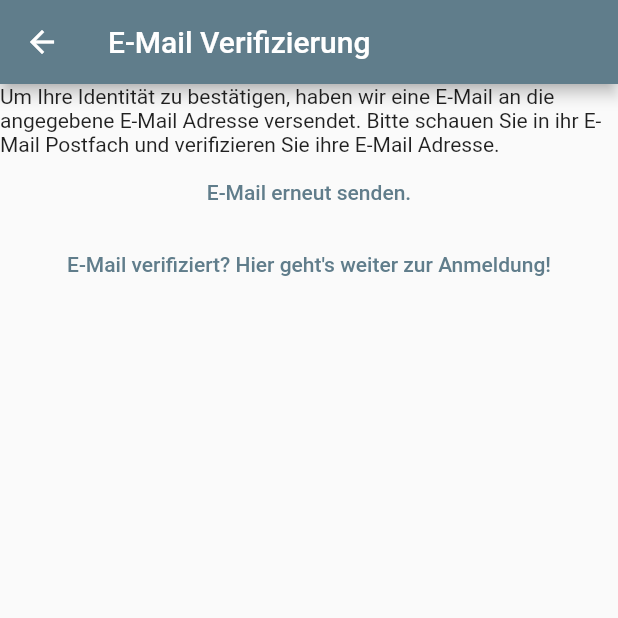
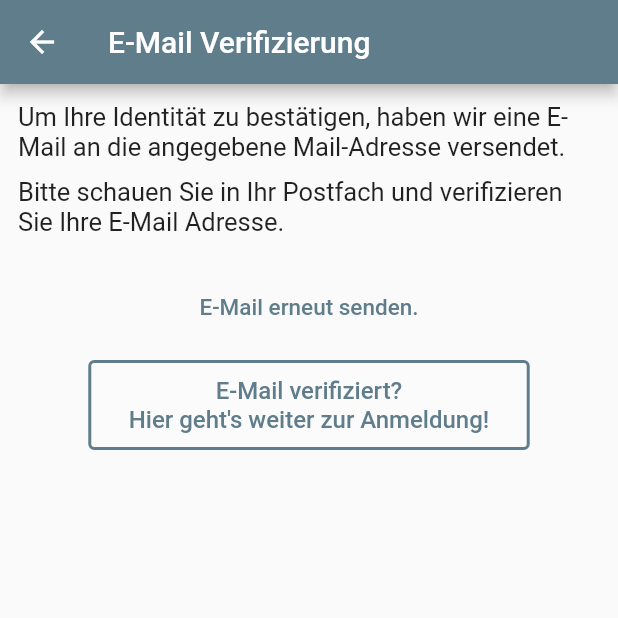
Before and after one commit to mayaArh/Hausmeisterapp, a Flutter app: the VerifyEmailView screen opened by its route, on a phone screen of 412 x 824 dp, the top half of it. Run offline on Flutter 3.47's test engine with Material 2 defaults, Android fonts, the light colour scheme and no system bars; our stand-ins replace cloud_firestore, firebase_auth, firebase_core, firebase_storage, flutter_image_compress, google_fonts and 2 more; accounts and stored records are empty; network calls fail.

Commit message:
lets first leave it like that

```diff
--- a/lib/constants/layout_sizes.dart
+++ b/lib/constants/layout_sizes.dart
@@ -1,2 +1,2 @@
+const imageWidth = 405.0;
 const imageHeight = 270.0;
-const imageWidth = 405.0;
--- a/lib/main.dart
+++ b/lib/main.dart
@@ -36,7 +36,7 @@ class MyApp extends StatelessWidget {
           title: 'Hausmeisterapp',
           theme: ThemeData(
             primarySwatch: Colors.blueGrey,
-            fontFamily: GoogleFonts.roboto().fontFamily,
+            fontFamily: GoogleFonts.radioCanada().fontFamily,
           ),
           home: const HomePage(),
           routes: {
--- a/lib/services/auth/firebase_auth_provider.dart
+++ b/lib/services/auth/firebase_auth_provider.dart
@@ -63,8 +63,10 @@ class FirebaseAuthProvider extends AuthProvider {
     final user = FirebaseAuth.instance.currentUser;
     Staff? staff;
     if (user != null) {
+      print('here here1');
       final userDoc =
           (await FirestoreDataService().getFirestoreUserDoc(user.email!))!;
+      print('here here2');
       Staff? staffUser;
       await userDoc.get().then((snapshot) {
         if (userDoc.parent.id == 'PropertyManagement') {
--- a/lib/services/firestore_crud/firestore_data_service.dart
+++ b/lib/services/firestore_crud/firestore_data_service.dart
@@ -198,6 +198,7 @@ class FirestoreDataService {
 
   /// changed the image of the given ticket to the new image
   Future<Ticket> changeTicketImage(Ticket ticket, String? newImageUrl) async {
+    print('ehre');
     ticket.imageUrl = newImageUrl;
     await ticket.firestoreRef.update({'Bild': newImageUrl});
     return ticket;
--- a/lib/utilities/show_dialog.dart
+++ b/lib/utilities/show_dialog.dart
@@ -29,7 +29,7 @@ class DialogDisplay {
         builder: (context) {
           return AlertDialog(
             title: const Text('Abmelden.'),
-            content: const Text('Sind sie sicher?'),
+            content: const Text('Sind Sie sicher?'),
             actions: [
               TextButton(
                   onPressed: () {
--- a/lib/views/authentication_views.dart/login_view.dart
+++ b/lib/views/authentication_views.dart/login_view.dart
@@ -36,7 +36,7 @@ class _LoginViewState extends State<LoginView> {
   Widget build(BuildContext context) {
     return Scaffold(
         appBar: AppBar(
-          title: const Text('Anmelden'),
+          title: const Text('Gebäudeservice Giebert'),
         ),
         body: SingleChildScrollView(
           child: Column(
@@ -118,7 +118,7 @@ class _LoginViewState extends State<LoginView> {
                     child: Text(
                       'Anmelden',
                       style: TextStyle(
-                          fontSize: 16, color: Colors.blueGrey.shade700),
+                          fontSize: 16, color: Colors.blueGrey.shade600),
                     )),
               ),
               SizedBox(
--- a/lib/views/authentication_views.dart/verify_email_view.dart
+++ b/lib/views/authentication_views.dart/verify_email_view.dart
@@ -22,21 +22,46 @@ class _VerifyEmailViewState extends State<VerifyEmailView> {
       ),
       body: Column(
         children: [
-          const Text(
-              "Um Ihre Identität zu bestätigen, haben wir eine E-Mail an die angegebene E-Mail Adresse versendet. Bitte schauen Sie in ihr E-Mail Postfach und verifizieren Sie ihre E-Mail Adresse."),
+          Container(
+              padding: const EdgeInsets.all(12.0),
+              child: const Column(children: [
+                Text(
+                  "Um Ihre Identität zu bestätigen, haben wir eine E-Mail an die angegebene Mail-Adresse versendet.",
+                  style: TextStyle(fontSize: 17),
+                ),
+                SizedBox(height: 10),
+                Text(
+                  'Bitte schauen Sie in Ihr Postfach und verifizieren Sie Ihre E-Mail Adresse.',
+                  style: TextStyle(fontSize: 17),
+                )
+              ])),
           TextButton(
               onPressed: () async {
                 await FirebaseAuthProvider().sendEmailVerification();
               },
-              child: const Text('E-Mail erneut senden.')),
-          TextButton(
+              child: const Padding(
+                  padding: EdgeInsets.all(18),
+                  child: Text('E-Mail erneut senden.',
+                      style: TextStyle(fontSize: 15)))),
+          OutlinedButton(
+              style: ButtonStyle(
+                  side: MaterialStateProperty.all<BorderSide>(
+                    BorderSide(width: 2.0, color: Colors.blueGrey.shade500),
+                  ),
+                  backgroundColor:
+                      MaterialStateProperty.all<Color>(Colors.white12)),
               onPressed: () async {
                 await FirebaseAuthProvider().logOut();
                 Navigator.of(context)
                     .pushNamedAndRemoveUntil(loginRoute, (route) => false);
               },
-              child: const Text(
-                  "E-Mail verifiziert? Hier geht's weiter zur Anmeldung!"))
+              child: const Padding(
+                  padding: EdgeInsets.all(11),
+                  child: Text(
+                    "E-Mail verifiziert? \nHier geht's weiter zur Anmeldung!",
+                    style: TextStyle(fontSize: 16),
+                    textAlign: TextAlign.center,
+                  )))
         ],
       ),
     );
```
Also changed, not shown: lib/views/authentication_views.dart/register_view.dart (+3 -5 lines), lib/views/ticket_views/single_ticket_view.dart (+13 -13 lines).
